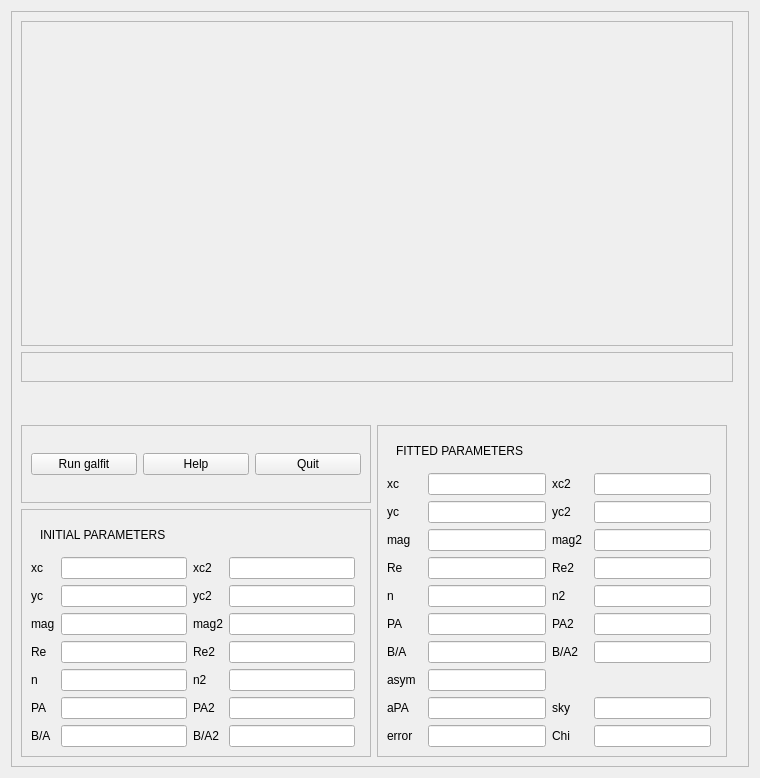
Before: the Qt Designer form galfitWidgetBD.ui in rfinn/halphagui, drawn with Qt 5.
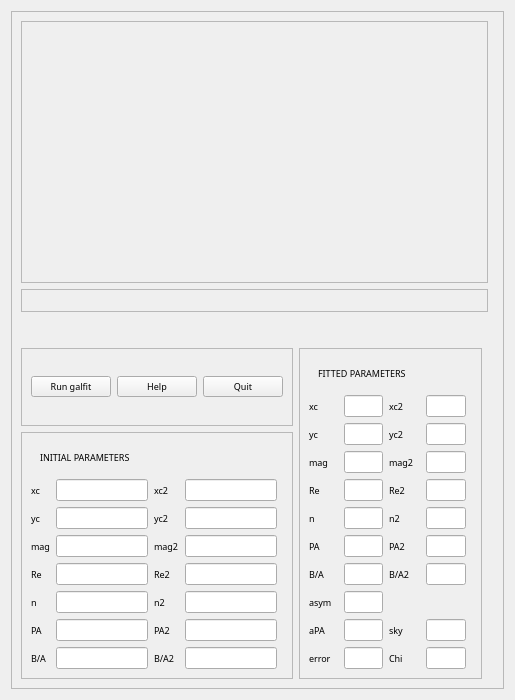
After: the same form once the commit is applied.

Patch:
```diff
--- a/galfitWidgetBD.ui
+++ b/galfitWidgetBD.ui
@@ -6,10 +6,16 @@
    <rect>
     <x>0</x>
     <y>0</y>
-    <width>760</width>
-    <height>778</height>
+    <width>515</width>
+    <height>700</height>
    </rect>
   </property>
+  <property name="font">
+   <font>
+    <family>STIX</family>
+    <pointsize>7</pointsize>
+   </font>
+  </property>
   <property name="windowTitle">
    <string>Form</string>
   </property>
```
